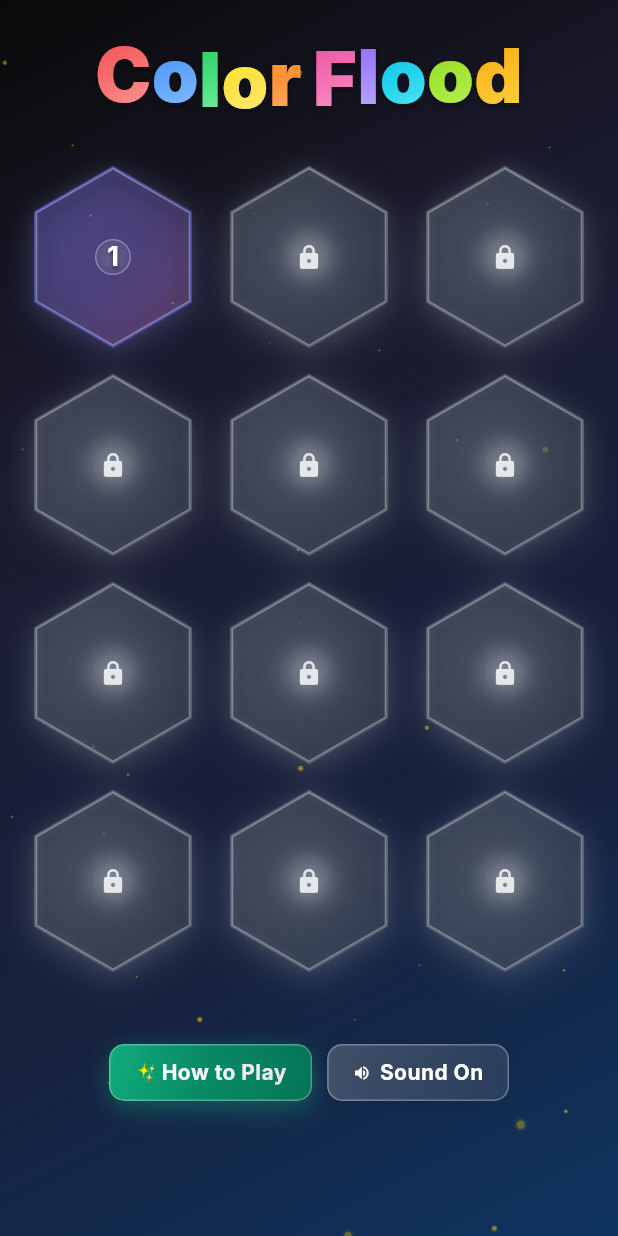
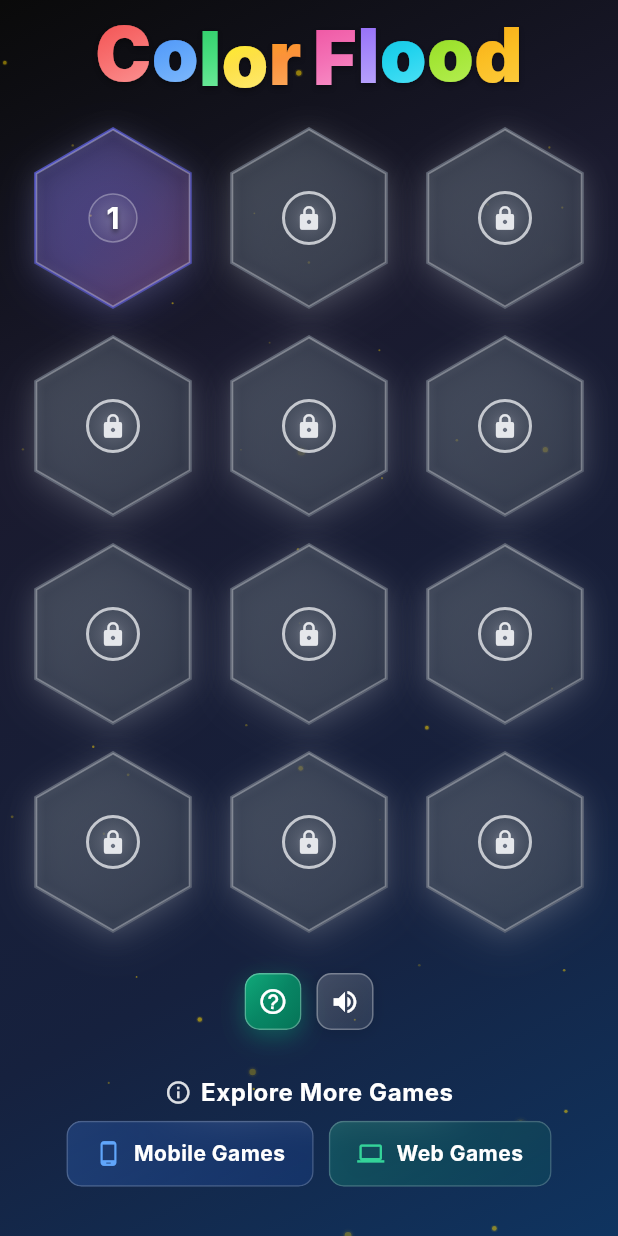
Before and after one commit to AgendeasSolution/color-flood, a Flutter app: the screen it shows after launch, on a phone screen of 412 x 824 dp. Run offline on Flutter 3.47's test engine with Material 3 defaults, Android fonts, the phone set to English and light mode, and no system bars; our stand-ins replace audioplayers, google_mobile_ads, shared_preferences; network calls fail; Roboto replaces fonts that are missing (Inter).

Commit message:
Integrate url_launcher package for external navigation
- Added url_launcher dependency in pubspec.yaml for handling external links.
- Updated pubspec.lock to include url_launcher and its platform-specific implementations for Android, iOS, Linux, macOS, and Windows.
- Implemented navigation to external games in HomePage with appropriate error handling for URL launches.
- Enhanced LevelSelectionGrid component with new spacing options for better layout control.

```diff
--- a/lib/components/level_selection_grid.dart
+++ b/lib/components/level_selection_grid.dart
@@ -10,12 +10,14 @@ class LevelSelectionGrid extends StatelessWidget {
   final Function(int level) onLevelSelected;
   final Map<int, LevelStatus> levelStatuses;
   final Widget? customHeader;
+  final bool compactTopSpacing;
 
   const LevelSelectionGrid({
     super.key,
     required this.onLevelSelected,
     required this.levelStatuses,
     this.customHeader,
+    this.compactTopSpacing = false,
   });
 
   @override
@@ -32,6 +34,7 @@ class LevelSelectionGrid extends StatelessWidget {
 
     return Column(
       crossAxisAlignment: CrossAxisAlignment.start,
+      mainAxisSize: MainAxisSize.min,
       children: [
         // Custom Header or Default Title
         customHeader ?? Text(
@@ -49,17 +52,28 @@ class LevelSelectionGrid extends StatelessWidget {
           ),
         ),
 
-        SizedBox(height: ResponsiveUtils.getResponsiveSpacing(
+        SizedBox(
+          height: compactTopSpacing
+              ? ResponsiveUtils.getResponsiveSpacing(
+                  context,
+                  smallPhone: 2,
+                  mediumPhone: 3,
+                  largePhone: 4,
+                  tablet: 6,
+                )
+              : ResponsiveUtils.getResponsiveSpacing(
                   context,
                   smallPhone: 8,
                   mediumPhone: 12,
                   largePhone: 16,
                   tablet: 20,
-        )),
+                ),
+        ),
 
-        // Level Grid - Hexagonal Layout with Scrolling
-        Expanded(
-          child: GridView.builder(
+        // Level Grid - Hexagonal Layout with overall page scrolling
+        GridView.builder(
+          physics: const NeverScrollableScrollPhysics(),
+          shrinkWrap: true,
           padding: EdgeInsets.symmetric(
             vertical: ResponsiveUtils.getResponsiveSpacing(
               context,
@@ -81,7 +95,6 @@ class LevelSelectionGrid extends StatelessWidget {
             final status = levelStatuses[level] ?? LevelStatus.locked;
             return _buildHexagonalLevelButton(context, level, status);
           },
-          ),
         ),
       ],
     );
@@ -205,20 +218,10 @@ class LevelSelectionGrid extends StatelessWidget {
               const Color(0xFF4B5563).withOpacity(0.3),
             ],
           ),
-          boxShadow: [
-            BoxShadow(
-              color: const Color(0xFF9CA3AF).withOpacity(0.4),
-              blurRadius: 12,
-              spreadRadius: 2,
+          border: Border.all(
+            color: const Color(0xFFE5E7EB).withOpacity(0.8),
+            width: 2,
           ),
-            // Inner highlight
-            BoxShadow(
-              color: Colors.white.withOpacity(0.1),
-              blurRadius: 4,
-              spreadRadius: -1,
-              offset: const Offset(0, -1),
-            ),
-          ],
         ),
         child: Icon(
           Icons.lock,
@@ -232,6 +235,28 @@ class LevelSelectionGrid extends StatelessWidget {
       return Column(
         mainAxisAlignment: MainAxisAlignment.center,
         children: [
+          Text(
+            level.toString(),
+            style: TextStyle(
+              color: Colors.white,
+              fontSize: textSize + 4,
+              fontWeight: FontWeight.bold,
+              shadows: const [
+                Shadow(
+                  color: Colors.black54,
+                  blurRadius: 4,
+                  offset: Offset(0, 2),
+                ),
+              ],
+            ),
+          ),
+          SizedBox(height: ResponsiveUtils.getResponsiveSpacing(
+            context,
+            smallPhone: 4,
+            mediumPhone: 6,
+            largePhone: 8,
+            tablet: 10,
+          )),
           Container(
             padding: EdgeInsets.all(padding - 2),
             decoration: BoxDecoration(
@@ -256,35 +281,13 @@ class LevelSelectionGrid extends StatelessWidget {
               size: iconSize - 2,
             ),
           ),
-          SizedBox(height: ResponsiveUtils.getResponsiveSpacing(
-            context,
-            smallPhone: 4,
-            mediumPhone: 6,
-            largePhone: 8,
-            tablet: 10,
-          )),
-          Text(
-            level.toString(),
-            style: TextStyle(
-              color: Colors.white,
-              fontSize: textSize,
-              fontWeight: FontWeight.bold,
-              shadows: const [
-                Shadow(
-                  color: Colors.black54,
-                  blurRadius: 4,
-                  offset: Offset(0, 2),
-                ),
-              ],
-            ),
-          ),
         ],
       );
     }
 
     // Unlocked but not completed
     return Container(
-      padding: EdgeInsets.all(padding),
+      padding: EdgeInsets.all(padding + 4),
       decoration: BoxDecoration(
         shape: BoxShape.circle,
         gradient: RadialGradient(
@@ -302,7 +305,7 @@ class LevelSelectionGrid extends StatelessWidget {
         level.toString(),
         style: TextStyle(
           color: Colors.white,
-          fontSize: textSize + 2,
+          fontSize: textSize + 4,
           fontWeight: FontWeight.bold,
           shadows: const [
             Shadow(
--- a/lib/constants/app_constants.dart
+++ b/lib/constants/app_constants.dart
@@ -11,6 +11,13 @@ class AppConstants {
   static const String nextLevelText = 'Next Level ➡️';
   static const String playAgainText = 'Play Again 🔄';
 
+  // External navigation labels
+  static const String mobileGamesLabel = 'Mobile Games';
+  static const String webGamesLabel = 'Web Games';
+  static const String otherGamesTitle = 'More Games';
+  static const String otherGamesDescription = 'Discover more fun experiences!';
+  static const String exploreMoreGamesLabel = 'Explore More Games';
+
   // HUD labels
   static const String levelLabel = 'Level';
   static const String movesLabel = 'Moves';
--- a/lib/pages/home_page.dart
+++ b/lib/pages/home_page.dart
@@ -1,15 +1,20 @@
 import 'dart:ui';
 import 'package:flutter/material.dart';
+import 'package:url_launcher/url_launcher.dart';
+
+import '../constants/app_constants.dart';
 import '../constants/game_constants.dart';
 import '../components/color_flood_logo.dart';
 import '../components/level_selection_grid.dart';
 import '../components/how_to_play_dialog.dart';
 import '../components/ad_banner.dart';
 import '../components/animated_background.dart';
+import '../components/glass_button.dart';
 import '../services/level_progression_service.dart';
 import '../services/audio_service.dart';
 import '../utils/responsive_utils.dart';
 import 'game_page.dart';
+import 'other_games_screen.dart';
 
 
 /// Home page of the Color Flood game
@@ -109,6 +114,43 @@ class _HomePageState extends State<HomePage> with TickerProviderStateMixin {
     });
   }
 
+  void _navigateToOtherGames() {
+    _audioService.playClickSound();
+    Navigator.of(context).push(
+      MaterialPageRoute(
+        builder: (context) => const OtherGamesScreen(),
+      ),
+    );
+  }
+
+  Future<void> _openWebGames() async {
+    _audioService.playClickSound();
+    final Uri webUri = Uri.parse('https://www.freegametoplay.com');
+
+    try {
+      final launched = await launchUrl(
+        webUri,
+        mode: LaunchMode.platformDefault,
+        webOnlyWindowName: '_blank',
+      );
+
+      if (!launched && mounted) {
+        ScaffoldMessenger.of(context).showSnackBar(
+          const SnackBar(
+            content: Text('Unable to open freegametoplay.com'),
+          ),
+        );
+      }
+    } catch (error) {
+      if (!mounted) return;
+      ScaffoldMessenger.of(context).showSnackBar(
+        const SnackBar(
+          content: Text('Unable to open freegametoplay.com'),
+        ),
+      );
+    }
+  }
+
   Widget _buildSoundToggleButton() {
     return TweenAnimationBuilder<double>(
       duration: const Duration(milliseconds: 2000),
@@ -151,31 +193,14 @@ class _HomePageState extends State<HomePage> with TickerProviderStateMixin {
                       highlightColor: Colors.white.withOpacity(0.1),
                       child: Container(
                         height: 36,
-                        padding: const EdgeInsets.symmetric(
-                          horizontal: 16,
-                        ),
-                        child: Row(
-                          mainAxisSize: MainAxisSize.min,
-                          mainAxisAlignment: MainAxisAlignment.center,
-                          crossAxisAlignment: CrossAxisAlignment.center,
-                          children: [
-                            Icon(
+                        width: 36,
+                        padding: const EdgeInsets.all(0),
+                        child: Center(
+                          child: Icon(
                             _audioService.isEnabled ? Icons.volume_up : Icons.volume_off,
                             color: Colors.white,
-                              size: 12,
+                            size: 20,
                           ),
-                            const SizedBox(width: 6),
-                            Text(
-                              _audioService.isEnabled ? 'Sound On' : 'Sound Off',
-                              style: const TextStyle(
-                                color: Colors.white,
-                                fontSize: 14,
-                                fontWeight: FontWeight.w700,
-                                letterSpacing: 0.3,
-                                height: 1.0,
-                              ),
-                            ),
-                          ],
                         ),
                       ),
                   ),
@@ -244,46 +269,71 @@ class _HomePageState extends State<HomePage> with TickerProviderStateMixin {
                       highlightColor: Colors.white.withOpacity(0.1),
                       child: Container(
                         height: 36,
-                        padding: const EdgeInsets.symmetric(
-                          horizontal: 16,
-                        ),
-                        child: Row(
-                          mainAxisSize: MainAxisSize.min,
-                          mainAxisAlignment: MainAxisAlignment.center,
-                          crossAxisAlignment: CrossAxisAlignment.center,
-                          children: [
-                            // Animated icon with rotation
-                            TweenAnimationBuilder<double>(
+                        width: 36,
+                        padding: const EdgeInsets.all(0),
+                        child: Center(
+                          child: TweenAnimationBuilder<double>(
                             duration: const Duration(milliseconds: 1500),
                             tween: Tween(begin: 0.0, end: 1.0),
                             builder: (context, rotationValue, child) {
                               return Transform.rotate(
                                 angle: rotationValue * 0.1,
-                                  child: const SizedBox(
-                                    height: 12,
-                                    width: 12,
-                                    child: Center(
-                                      child: Text(
-                                        '✨',
-                                        style: TextStyle(fontSize: 12, height: 1.0),
+                                child: const Icon(
+                                  Icons.help_outline,
+                                  color: Colors.white,
+                                  size: 20,
+                                ),
+                              );
+                            },
+                          ),
+                        ),
+                      ),
+                    ),
+                  ),
+                ),
               ),
             ),
           ),
         );
       },
+    );
+  }
+
+  Widget _buildExternalNavigationButton({
+    required IconData icon,
+    required String label,
+    required VoidCallback onTap,
+    Color? iconColor,
+    List<Color>? gradientColors,
+  }) {
+    return TweenAnimationBuilder<double>(
+      duration: const Duration(milliseconds: 2000),
+      tween: Tween(begin: 0.0, end: 1.0),
+      builder: (context, value, child) {
+        return Transform.scale(
+          scale: 0.95 + (0.05 * value),
+          child: GlassButton(
+            onTap: onTap,
+            padding: const EdgeInsets.symmetric(
+              horizontal: 18,
+              vertical: 12,
             ),
-                            const SizedBox(width: 6),
-
-                            // Beautiful text with gradient
-                            ShaderMask(
-                              shaderCallback: (bounds) => const LinearGradient(
-                                colors: [Colors.white, Color(0xFFE5E7EB)],
-                                begin: Alignment.topLeft,
-                                end: Alignment.bottomRight,
-                              ).createShader(bounds),
-                              child: const Text(
-                                'How to Play',
-                                style: TextStyle(
+            gradientColors: gradientColors ?? [
+              Colors.white.withOpacity(0.18),
+              Colors.white.withOpacity(0.08),
+            ],
+            child: Row(
+              mainAxisSize: MainAxisSize.min,
+              children: [
+                Icon(
+                  icon,
+                  color: iconColor ?? Colors.white,
+                  size: 18,
+                ),
+                const SizedBox(width: 8),
+                Text(
+                  label,
+                  style: const TextStyle(
                     color: Colors.white,
                     fontSize: 14,
                     fontWeight: FontWeight.w700,
@@ -291,14 +341,7 @@ class _HomePageState extends State<HomePage> with TickerProviderStateMixin {
                     height: 1.0,
                   ),
                 ),
-                            ),
               ],
-                        ),
-                      ),
-                    ),
-                  ),
-                ),
-              ),
             ),
           ),
         );
@@ -357,32 +400,38 @@ class _HomePageState extends State<HomePage> with TickerProviderStateMixin {
           SafeArea(
             child: FadeTransition(
               opacity: _fadeAnimation,
+              child: SingleChildScrollView(
+                physics: const BouncingScrollPhysics(),
                 child: Padding(
-              padding: EdgeInsets.symmetric(
-                horizontal: horizontalPadding,
-                vertical: verticalPadding,
+                  padding: EdgeInsets.fromLTRB(
+                    horizontalPadding,
+                    0,
+                    horizontalPadding,
+                    verticalPadding,
                   ),
                   child: Column(
+                    crossAxisAlignment: CrossAxisAlignment.center,
                     children: [
                       // Color Flood Logo
                       const ColorFloodLogo(),
 
-                  SizedBox(height: logoSpacing),
+                      SizedBox(height: ResponsiveUtils.getResponsiveSpacing(
+                        context,
+                        smallPhone: 2,
+                        mediumPhone: 3,
+                        largePhone: 4,
+                        tablet: 6,
+                      )),
 
-                  // Level Section with Grid and How to Play Button
-                  Expanded(
-                    child: Column(
-                      children: [
                       // Level Selection Grid
-                        Expanded(
-                          child: LevelSelectionGrid(
+                      LevelSelectionGrid(
                         onLevelSelected: _onLevelSelected,
                         levelStatuses: _levelStatuses,
                         customHeader: _buildLevelSectionHeader(),
-                          ),
+                        compactTopSpacing: true,
                       ),
 
-                        SizedBox(height: buttonSpacing),
+                     SizedBox(height: buttonSpacing * 2),
 
                       // How to Play and Sound Toggle Buttons
                       Row(
@@ -394,14 +443,60 @@ class _HomePageState extends State<HomePage> with TickerProviderStateMixin {
                         ],
                       ),
 
-                        SizedBox(height: bottomSpacing),
+                      SizedBox(height: buttonSpacing * 3),
+                      Row(
+                        mainAxisAlignment: MainAxisAlignment.center,
+                        children: [
+                          Icon(
+                            Icons.info_outline,
+                            color: Colors.white.withOpacity(0.85),
+                            size: 18,
+                          ),
+                          const SizedBox(width: 6),
+                          Text(
+                            AppConstants.exploreMoreGamesLabel,
+                            style: const TextStyle(
+                              color: Colors.white,
+                              fontSize: 16,
+                              fontWeight: FontWeight.w700,
+                              letterSpacing: 0.4,
+                            ),
+                          ),
                         ],
                       ),
+
+                      SizedBox(height: buttonSpacing * 0.75),
+
+                      Row(
+                        mainAxisAlignment: MainAxisAlignment.center,
+                        children: [
+                          _buildExternalNavigationButton(
+                            icon: Icons.phone_android,
+                            label: AppConstants.mobileGamesLabel,
+                            onTap: _navigateToOtherGames,
+                            iconColor: const Color(0xFF60A5FA), // Light blue for mobile
+                            gradientColors: [
+                              const Color(0xFF3B82F6).withOpacity(0.25), // Blue
+                              const Color(0xFF2563EB).withOpacity(0.15), // Darker blue
+                            ],
+                          ),
+                          SizedBox(width: buttonSpacing),
+                          _buildExternalNavigationButton(
+                            icon: Icons.laptop,
+                            label: AppConstants.webGamesLabel,
+                            onTap: _openWebGames,
+                            iconColor: const Color(0xFF34D399), // Light green for laptop
+                            gradientColors: [
+                              const Color(0xFF10B981).withOpacity(0.25), // Green
+                              const Color(0xFF059669).withOpacity(0.15), // Darker green
+                            ],
+                          ),
+                        ],
                       ),
 
-                  // Add spacing to ensure content is above ad banner
-                  const SizedBox(height: 60),
+                      SizedBox(height: bottomSpacing + 60),
                     ],
+                  ),
                 ),
               ),
             ),
--- /dev/null
+++ b/lib/pages/other_games_screen.dart
@@ -0,0 +1,49 @@
+import 'package:flutter/material.dart';
+
+import '../constants/app_constants.dart';
+
+/// Screen displaying other mobile games from FGTP Labs.
+class OtherGamesScreen extends StatelessWidget {
+  const OtherGamesScreen({super.key});
+
+  @override
+  Widget build(BuildContext context) {
+    return Scaffold(
+      appBar: AppBar(
+        title: const Text(AppConstants.otherGamesTitle),
+      ),
+      body: Center(
+        child: Padding(
+          padding: const EdgeInsets.symmetric(horizontal: 24.0),
+          child: Column(
+            mainAxisSize: MainAxisSize.min,
+            children: [
+              const Icon(
+                Icons.videogame_asset_rounded,
+                size: 72,
+                color: Colors.white,
+              ),
+              const SizedBox(height: 24),
+              Text(
+                AppConstants.otherGamesDescription,
+                textAlign: TextAlign.center,
+                style: Theme.of(context).textTheme.titleMedium?.copyWith(
+                      color: Colors.white,
+                      fontWeight: FontWeight.w600,
+                    ),
+              ),
+              const SizedBox(height: 16),
+              Text(
+                'Stay tuned! We\'re curating our favorite mobile titles for you.',
+                textAlign: TextAlign.center,
+                style: Theme.of(context).textTheme.bodyMedium?.copyWith(
+                      color: Colors.white70,
+                    ),
+              ),
+            ],
+          ),
+        ),
+      ),
+    );
+  }
+}
--- a/pubspec.yaml
+++ b/pubspec.yaml
@@ -38,6 +38,7 @@ dependencies:
   audioplayers: ^6.5.1
   shared_preferences: ^2.5.3
   google_mobile_ads: ^6.0.0
+  url_launcher: ^6.3.0
 
 dev_dependencies:
   flutter_test:
```
Also changed, not shown: pubspec.lock, 5 other files. Lines whose indentation alone changed are shown as unchanged.
